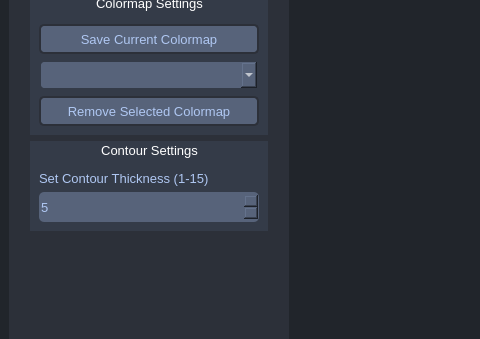
Above: assets/ui/gui.ui from sherinsugathan/GeoVis before the change; both pictures show x 0 to 480 and y 195 to 534 of the 1035 by 772 pixel window. Below: the same form after it.
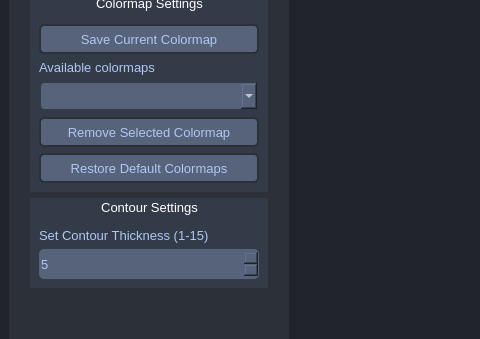
That is the form after the change. The open tabs and pages were chosen to show the change. Icons and pictures are not drawn.

What changed in the file:
```diff
--- a/assets/ui/gui.ui
+++ b/assets/ui/gui.ui
@@ -1670,13 +1670,35 @@
                </widget>
               </item>
               <item>
-               <widget class="QComboBox" name="comboBox">
+               <widget class="QLabel" name="label_12">
+                <property name="font">
+                 <font>
+                  <family>Arial</family>
+                  <pointsize>10</pointsize>
+                 </font>
+                </property>
+                <property name="styleSheet">
+                 <string notr="true">color:rgb(175, 199, 242);</string>
+                </property>
+                <property name="text">
+                 <string>Available colormaps</string>
+                </property>
+               </widget>
+              </item>
+              <item>
+               <widget class="QComboBox" name="comboBox_ColorMapsSettings">
                 <property name="minimumSize">
                  <size>
                   <width>0</width>
                   <height>30</height>
                  </size>
                 </property>
+                <property name="font">
+                 <font>
+                  <family>Arial</family>
+                  <pointsize>10</pointsize>
+                 </font>
+                </property>
                 <property name="styleSheet">
                  <string notr="true">QComboBox{
 	border: 2px solid rgb(52, 59, 72);
@@ -1730,6 +1752,44 @@
                 </property>
                </widget>
               </item>
+              <item>
+               <widget class="QPushButton" name="pushButton_RestoreDefaultColormaps">
+                <property name="minimumSize">
+                 <size>
+                  <width>0</width>
+                  <height>30</height>
+                 </size>
+                </property>
+                <property name="font">
+                 <font>
+                  <family>Arial</family>
+                  <pointsize>10</pointsize>
+                 </font>
+                </property>
+                <property name="styleSheet">
+                 <string notr="true">QPushButton {
+border: 2px solid rgb(44, 48, 57);
+	border-radius: 5px;	
+	/*background-color: rgb(52, 59, 72);*/
+background-color: rgb(87, 99, 122);
+color:rgb(175, 199, 242);
+}
+QPushButton:hover {
+	/*background-color: rgb(57, 65, 80);*/
+background-color: rgb(103, 117, 144);
+border: 0px solid rgb(52, 59, 72);
+	
+}
+QPushButton:pressed {	
+	background-color: rgb(35, 40, 49);
+	border: 2px solid rgb(43, 50, 61);
+}</string>
+                </property>
+                <property name="text">
+                 <string>Restore Default Colormaps</string>
+                </property>
+               </widget>
+              </item>
              </layout>
             </widget>
            </item>
```
Left out of the diff: 6 changed lines with no effect on the pictures.
